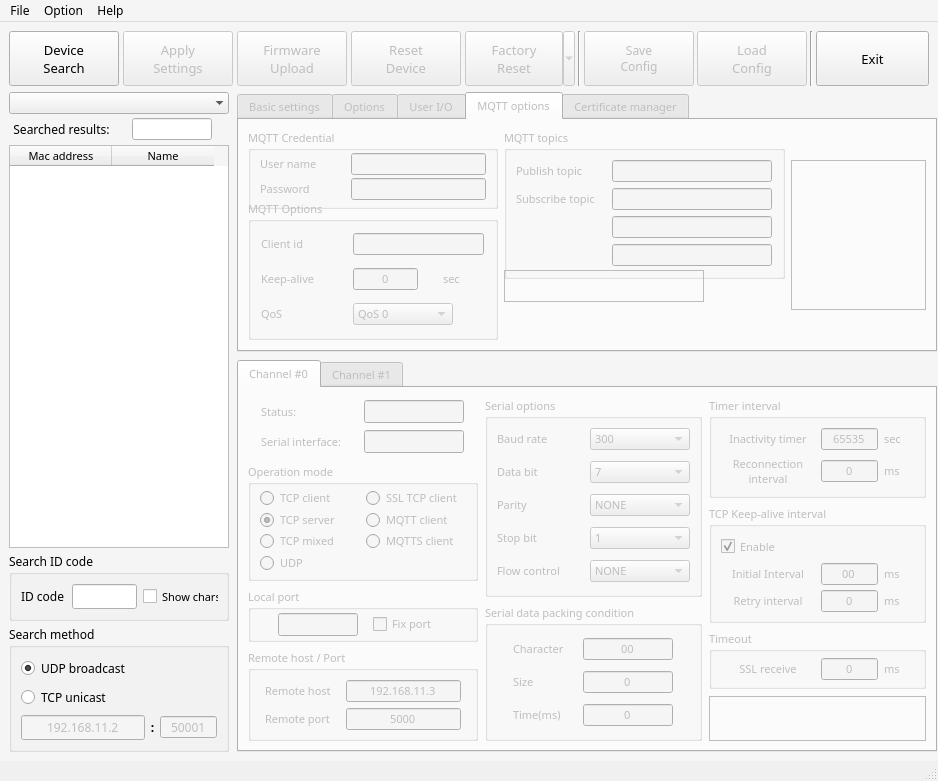
First picture: the form in gui/wizconfig_gui.ui, repository Wiznet/WIZnet-S2E-Tool-GUI, before the edit.
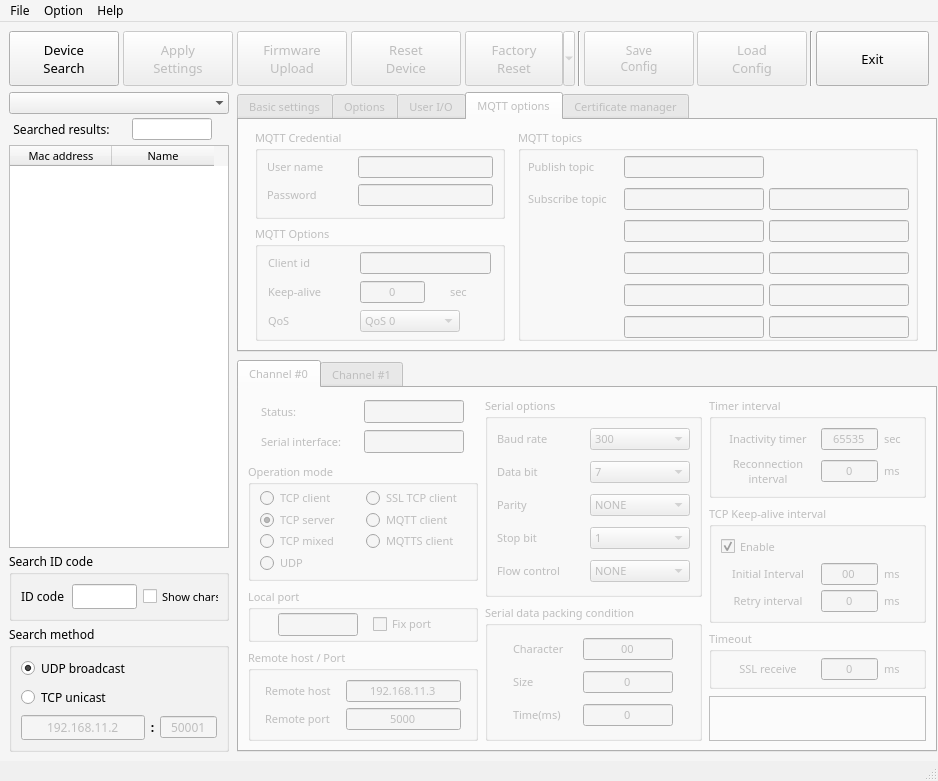
Second picture: the form after the edit. The open tabs and pages were chosen to show the change. Icons and pictures are not drawn.

The edit to the form file:
```diff
--- a/gui/wizconfig_gui.ui
+++ b/gui/wizconfig_gui.ui
@@ -7340,19 +7340,19 @@
              <attribute name="title">
               <string>MQTT options</string>
              </attribute>
-             <layout class="QGridLayout" name="gridLayout_29">
+             <layout class="QGridLayout" name="gridLayout_5">
               <item row="0" column="0">
                <widget class="QGroupBox" name="groupBox_3">
                 <property name="minimumSize">
                  <size>
                   <width>240</width>
-                  <height>80</height>
+                  <height>90</height>
                  </size>
                 </property>
                 <property name="maximumSize">
                  <size>
                   <width>250</width>
-                  <height>80</height>
+                  <height>90</height>
                  </size>
                 </property>
                 <property name="title">
@@ -7495,29 +7495,570 @@
                 </layout>
                </widget>
               </item>
-              <item row="0" column="2" rowspan="4">
-               <widget class="QFrame" name="frame_2">
+              <item row="0" column="1" rowspan="2">
+               <widget class="QGroupBox" name="groupBox_5">
                 <property name="minimumSize">
                  <size>
-                  <width>100</width>
+                  <width>281</width>
                   <height>150</height>
                  </size>
                 </property>
                 <property name="maximumSize">
                  <size>
-                  <width>200</width>
-                  <height>150</height>
+                  <width>400</width>
+                  <height>300</height>
                  </size>
                 </property>
-                <property name="frameShape">
-                 <enum>QFrame::StyledPanel</enum>
+                <property name="title">
+                 <string>MQTT topics</string>
                 </property>
-                <property name="frameShadow">
-                 <enum>QFrame::Raised</enum>
-                </property>
+                <widget class="QLabel" name="localip_label_4">
+                 <property name="geometry">
+                  <rect>
+                   <x>10</x>
+                   <y>27</y>
+                   <width>90</width>
+                   <height>22</height>
+                  </rect>
+                 </property>
+                 <property name="minimumSize">
+                  <size>
+                   <width>90</width>
+                   <height>22</height>
+                  </size>
+                 </property>
+                 <property name="maximumSize">
+                  <size>
+                   <width>90</width>
+                   <height>22</height>
+                  </size>
+                 </property>
+                 <property name="font">
+                  <font>
+                   <family>맑은 고딕</family>
+                   <pointsize>8</pointsize>
+                  </font>
+                 </property>
+                 <property name="text">
+                  <string>Publish topic</string>
+                 </property>
+                </widget>
+                <widget class="QLineEdit" name="lineedit_mqtt_pubtopic">
+                 <property name="geometry">
+                  <rect>
+                   <x>106</x>
+                   <y>27</y>
+                   <width>140</width>
+                   <height>22</height>
+                  </rect>
+                 </property>
+                 <property name="minimumSize">
+                  <size>
+                   <width>140</width>
+                   <height>22</height>
+                  </size>
+                 </property>
+                 <property name="maximumSize">
+                  <size>
+                   <width>160</width>
+                   <height>22</height>
+                  </size>
+                 </property>
+                 <property name="font">
+                  <font>
+                   <family>맑은 고딕</family>
+                   <pointsize>8</pointsize>
+                  </font>
+                 </property>
+                 <property name="toolTip">
+                  <string/>
+                 </property>
+                 <property name="text">
+                  <string/>
+                 </property>
+                 <property name="maxLength">
+                  <number>128</number>
+                 </property>
+                 <property name="frame">
+                  <bool>true</bool>
+                 </property>
+                 <property name="alignment">
+                  <set>Qt::AlignCenter</set>
+                 </property>
+                 <property name="placeholderText">
+                  <string/>
+                 </property>
+                </widget>
+                <widget class="QLabel" name="localip_label_5">
+                 <property name="geometry">
+                  <rect>
+                   <x>10</x>
+                   <y>59</y>
+                   <width>90</width>
+                   <height>22</height>
+                  </rect>
+                 </property>
+                 <property name="minimumSize">
+                  <size>
+                   <width>90</width>
+                   <height>22</height>
+                  </size>
+                 </property>
+                 <property name="maximumSize">
+                  <size>
+                   <width>90</width>
+                   <height>22</height>
+                  </size>
+                 </property>
+                 <property name="font">
+                  <font>
+                   <family>맑은 고딕</family>
+                   <pointsize>8</pointsize>
+                  </font>
+                 </property>
+                 <property name="text">
+                  <string>Subscribe topic</string>
+                 </property>
+                </widget>
+                <widget class="QLineEdit" name="lineedit_mqtt_subtopic_0">
+                 <property name="geometry">
+                  <rect>
+                   <x>106</x>
+                   <y>59</y>
+                   <width>140</width>
+                   <height>22</height>
+                  </rect>
+                 </property>
+                 <property name="minimumSize">
+                  <size>
+                   <width>140</width>
+                   <height>22</height>
+                  </size>
+                 </property>
+                 <property name="maximumSize">
+                  <size>
+                   <width>160</width>
+                   <height>22</height>
+                  </size>
+                 </property>
+                 <property name="font">
+                  <font>
+                   <family>맑은 고딕</family>
+                   <pointsize>8</pointsize>
+                  </font>
+                 </property>
+                 <property name="toolTip">
+                  <string/>
+                 </property>
+                 <property name="text">
+                  <string/>
+                 </property>
+                 <property name="maxLength">
+                  <number>128</number>
+                 </property>
+                 <property name="frame">
+                  <bool>true</bool>
+                 </property>
+                 <property name="alignment">
+                  <set>Qt::AlignCenter</set>
+                 </property>
+                 <property name="placeholderText">
+                  <string/>
+                 </property>
+                </widget>
+                <widget class="QLineEdit" name="lineedit_mqtt_subtopic_1">
+                 <property name="geometry">
+                  <rect>
+                   <x>251</x>
+                   <y>59</y>
+                   <width>140</width>
+                   <height>22</height>
+                  </rect>
+                 </property>
+                 <property name="minimumSize">
+                  <size>
+                   <width>140</width>
+                   <height>22</height>
+                  </size>
+                 </property>
+                 <property name="maximumSize">
+                  <size>
+                   <width>160</width>
+                   <height>22</height>
+                  </size>
+                 </property>
+                 <property name="font">
+                  <font>
+                   <family>맑은 고딕</family>
+                   <pointsize>8</pointsize>
+                  </font>
+                 </property>
+                 <property name="toolTip">
+                  <string/>
+                 </property>
+                 <property name="text">
+                  <string/>
+                 </property>
+                 <property name="maxLength">
+                  <number>128</number>
+                 </property>
+                 <property name="frame">
+                  <bool>true</bool>
+                 </property>
+                 <property name="alignment">
+                  <set>Qt::AlignCenter</set>
+                 </property>
+                 <property name="placeholderText">
+                  <string/>
+                 </property>
+                </widget>
+                <widget class="QLineEdit" name="lineedit_mqtt_subtopic_2">
+                 <property name="geometry">
+                  <rect>
+                   <x>106</x>
+                   <y>91</y>
+                   <width>140</width>
+                   <height>22</height>
+                  </rect>
+                 </property>
+                 <property name="minimumSize">
+                  <size>
+                   <width>140</width>
+                   <height>22</height>
+                  </size>
+                 </property>
+                 <property name="maximumSize">
+                  <size>
+                   <width>160</width>
+                   <height>22</height>
+                  </size>
+                 </property>
+                 <property name="font">
+                  <font>
+                   <family>맑은 고딕</family>
+                   <pointsize>8</pointsize>
+                  </font>
+                 </property>
+                 <property name="toolTip">
+                  <string/>
+                 </property>
+                 <property name="text">
+                  <string/>
+                 </property>
+                 <property name="maxLength">
+                  <number>128</number>
+                 </property>
+                 <property name="frame">
+                  <bool>true</bool>
+                 </property>
+                 <property name="alignment">
+                  <set>Qt::AlignCenter</set>
+                 </property>
+                </widget>
+                <widget class="QLineEdit" name="lineedit_mqtt_subtopic_3">
+                 <property name="geometry">
+                  <rect>
+                   <x>251</x>
+                   <y>91</y>
+                   <width>140</width>
+                   <height>22</height>
+                  </rect>
+                 </property>
+                 <property name="minimumSize">
+                  <size>
+                   <width>140</width>
+                   <height>22</height>
+                  </size>
+                 </property>
+                 <property name="maximumSize">
+                  <size>
+                   <width>160</width>
+                   <height>22</height>
+                  </size>
+                 </property>
+                 <property name="font">
+                  <font>
+                   <family>맑은 고딕</family>
+                   <pointsize>8</pointsize>
+                  </font>
+                 </property>
+                 <property name="toolTip">
+                  <string/>
+                 </property>
+                 <property name="text">
+                  <string/>
+                 </property>
+                 <property name="maxLength">
+                  <number>128</number>
+                 </property>
+                 <property name="frame">
+                  <bool>true</bool>
+                 </property>
+                 <property name="alignment">
+                  <set>Qt::AlignCenter</set>
+                 </property>
+                </widget>
+                <widget class="QLineEdit" name="lineedit_mqtt_subtopic_4">
+                 <property name="geometry">
+                  <rect>
+                   <x>106</x>
+                   <y>123</y>
+                   <width>140</width>
+                   <height>22</height>
+                  </rect>
+                 </property>
+                 <property name="minimumSize">
+                  <size>
+                   <width>140</width>
+                   <height>22</height>
+                  </size>
+                 </property>
+                 <property name="maximumSize">
+                  <size>
+                   <width>160</width>
+                   <height>22</height>
+                  </size>
+                 </property>
+                 <property name="font">
+                  <font>
+                   <family>맑은 고딕</family>
+                   <pointsize>8</pointsize>
+                  </font>
+                 </property>
+                 <property name="toolTip">
+                  <string/>
+                 </property>
+                 <property name="text">
+                  <string/>
+                 </property>
+                 <property name="maxLength">
+                  <number>128</number>
+                 </property>
+                 <property name="frame">
+                  <bool>true</bool>
+                 </property>
+                 <property name="alignment">
+                  <set>Qt::AlignCenter</set>
+                 </property>
+                </widget>
+                <widget class="QLineEdit" name="lineedit_mqtt_subtopic_5">
+                 <property name="geometry">
+                  <rect>
+                   <x>251</x>
+                   <y>123</y>
+                   <width>140</width>
+                   <height>22</height>
+                  </rect>
+                 </property>
+                 <property name="minimumSize">
+                  <size>
+                   <width>140</width>
+                   <height>22</height>
+                  </size>
+                 </property>
+                 <property name="maximumSize">
+                  <size>
+                   <width>160</width>
+                   <height>22</height>
+                  </size>
+                 </property>
+                 <property name="font">
+                  <font>
+                   <family>맑은 고딕</family>
+                   <pointsize>8</pointsize>
+                  </font>
+                 </property>
+                 <property name="toolTip">
+                  <string/>
+                 </property>
+                 <property name="text">
+                  <string/>
+                 </property>
+                 <property name="maxLength">
+                  <number>128</number>
+                 </property>
+                 <property name="frame">
+                  <bool>true</bool>
+                 </property>
+                 <property name="alignment">
+                  <set>Qt::AlignCenter</set>
+                 </property>
+                </widget>
+                <widget class="QLineEdit" name="lineedit_mqtt_subtopic_6">
+                 <property name="geometry">
+                  <rect>
+                   <x>106</x>
+                   <y>155</y>
+                   <width>140</width>
+                   <height>22</height>
+                  </rect>
+                 </property>
+                 <property name="minimumSize">
+                  <size>
+                   <width>140</width>
+                   <height>22</height>
+                  </size>
+                 </property>
+                 <property name="maximumSize">
+                  <size>
+                   <width>160</width>
+                   <height>22</height>
+                  </size>
+                 </property>
+                 <property name="font">
+                  <font>
+                   <family>맑은 고딕</family>
+                   <pointsize>8</pointsize>
+                  </font>
+                 </property>
+                 <property name="toolTip">
+                  <string/>
+                 </property>
+                 <property name="text">
+                  <string/>
+                 </property>
+                 <property name="maxLength">
+                  <number>128</number>
+                 </property>
+                 <property name="frame">
+                  <bool>true</bool>
+                 </property>
+                 <property name="alignment">
+                  <set>Qt::AlignCenter</set>
+                 </property>
+                </widget>
+                <widget class="QLineEdit" name="lineedit_mqtt_subtopic_7">
+                 <property name="geometry">
+                  <rect>
+                   <x>251</x>
+                   <y>155</y>
+                   <width>140</width>
+                   <height>22</height>
+                  </rect>
+                 </property>
+                 <property name="minimumSize">
+                  <size>
+                   <width>140</width>
+                   <height>22</height>
+                  </size>
+                 </property>
+                 <property name="maximumSize">
+                  <size>
+                   <width>160</width>
+                   <height>22</height>
+                  </size>
+                 </property>
+                 <property name="font">
+                  <font>
+                   <family>맑은 고딕</family>
+                   <pointsize>8</pointsize>
+                  </font>
+                 </property>
+                 <property name="toolTip">
+                  <string/>
+                 </property>
+                 <property name="text">
+                  <string/>
+                 </property>
+                 <property name="maxLength">
+                  <number>128</number>
+                 </property>
+                 <property name="frame">
+                  <bool>true</bool>
+                 </property>
+                 <property name="alignment">
+                  <set>Qt::AlignCenter</set>
+                 </property>
+                </widget>
+                <widget class="QLineEdit" name="lineedit_mqtt_subtopic_8">
+                 <property name="geometry">
+                  <rect>
+                   <x>106</x>
+                   <y>187</y>
+                   <width>140</width>
+                   <height>22</height>
+                  </rect>
+                 </property>
+                 <property name="minimumSize">
+                  <size>
+                   <width>140</width>
+                   <height>22</height>
+                  </size>
+                 </property>
+                 <property name="maximumSize">
+                  <size>
+                   <width>160</width>
+                   <height>22</height>
+                  </size>
+                 </property>
+                 <property name="font">
+                  <font>
+                   <family>맑은 고딕</family>
+                   <pointsize>8</pointsize>
+                  </font>
+                 </property>
+                 <property name="toolTip">
+                  <string/>
+                 </property>
+                 <property name="text">
+                  <string/>
+                 </property>
+                 <property name="maxLength">
+                  <number>128</number>
+                 </property>
+                 <property name="frame">
+                  <bool>true</bool>
+                 </property>
+                 <property name="alignment">
+                  <set>Qt::AlignCenter</set>
+                 </property>
+                </widget>
+                <widget class="QLineEdit" name="lineedit_mqtt_subtopic_9">
+                 <property name="geometry">
+                  <rect>
+                   <x>251</x>
+                   <y>187</y>
+                   <width>140</width>
+                   <height>22</height>
+                  </rect>
+                 </property>
+                 <property name="minimumSize">
+                  <size>
+                   <width>140</width>
+                   <height>22</height>
+                  </size>
+                 </property>
+                 <property name="maximumSize">
+                  <size>
+                   <width>160</width>
+                   <height>22</height>
+                  </size>
+                 </property>
+                 <property name="font">
+                  <font>
+                   <family>맑은 고딕</family>
+                   <pointsize>8</pointsize>
+                  </font>
+                 </property>
+                 <property name="toolTip">
+                  <string/>
+                 </property>
+                 <property name="text">
+                  <string/>
+                 </property>
+                 <property name="maxLength">
+                  <number>128</number>
+                 </property>
+                 <property name="frame">
+                  <bool>true</bool>
+                 </property>
+                 <property name="alignment">
+                  <set>Qt::AlignCenter</set>
+                 </property>
+                </widget>
                </widget>
               </item>
-              <item row="1" column="0" rowspan="3">
+              <item row="1" column="0">
                <widget class="QGroupBox" name="groupBox_8">
                 <property name="minimumSize">
                  <size>
@@ -7534,7 +8075,7 @@
                 <property name="title">
                  <string>MQTT Options</string>
                 </property>
-                <layout class="QGridLayout" name="gridLayout_49" rowminimumheight="0,0,0">
+                <layout class="QGridLayout" name="gridLayout_49">
                  <property name="topMargin">
                   <number>2</number>
                  </property>
@@ -7544,8 +8085,51 @@
                  <property name="verticalSpacing">
                   <number>4</number>
                  </property>
-                 <item row="0" column="0">
-                  <widget class="QLabel" name="label_mqtt_clientid">
+                 <item row="2" column="1" colspan="2">
+                  <widget class="QComboBox" name="combobox_mqtt_qos">
+                   <property name="minimumSize">
+                    <size>
+                     <width>100</width>
+                     <height>22</height>
+                    </size>
+                   </property>
+                   <property name="maximumSize">
+                    <size>
+                     <width>100</width>
+                     <height>22</height>
+                    </size>
+                   </property>
+                   <property name="font">
+                    <font>
+                     <family>맑은 고딕</family>
+                     <pointsize>8</pointsize>
+                    </font>
+                   </property>
+                   <property name="currentText">
+                    <string>QoS 0</string>
+                   </property>
+                   <property name="sizeAdjustPolicy">
+                    <enum>QComboBox::AdjustToContents</enum>
+                   </property>
+                   <item>
+                    <property name="text">
+                     <string>QoS 0</string>
+                    </property>
+                   </item>
+                   <item>
+                    <property name="text">
+                     <string>QoS 1</string>
+                    </property>
+                   </item>
+                   <item>
+                    <property name="text">
+                     <string>QoS 2</string>
+                    </property>
+                   </item>
+                  </widget>
+                 </item>
+                 <item row="2" column="0">
+                  <widget class="QLabel" name="label_mqtt_qos">
                    <property name="minimumSize">
                     <size>
                      <width>85</width>
@@ -7565,7 +8149,7 @@
                     </font>
                    </property>
                    <property name="text">
-                    <string>Client id</string>
+                    <string>QoS</string>
                    </property>
                   </widget>
                  </item>
@@ -7690,8 +8274,8 @@
                    </property>
                   </widget>
                  </item>
-                 <item row="2" column="0">
-                  <widget class="QLabel" name="label_mqtt_qos">
+                 <item row="0" column="0">
+                  <widget class="QLabel" name="label_mqtt_clientid">
                    <property name="minimumSize">
                     <size>
                      <width>85</width>
@@ -7711,297 +8295,13 @@
                     </font>
                    </property>
                    <property name="text">
-                    <string>QoS</string>
+                    <string>Client id</string>
                    </property>
                   </widget>
                  </item>
-                 <item row="2" column="1" colspan="2">
-                  <widget class="QComboBox" name="combobox_mqtt_qos">
-                   <property name="minimumSize">
-                    <size>
-                     <width>100</width>
-                     <height>22</height>
-                    </size>
-                   </property>
-                   <property name="maximumSize">
-                    <size>
-                     <width>100</width>
-                     <height>22</height>
-                    </size>
-                   </property>
-                   <property name="font">
-                    <font>
-                     <family>맑은 고딕</family>
-                     <pointsize>8</pointsize>
-                    </font>
-                   </property>
-                   <property name="currentText">
-                    <string>QoS 0</string>
-                   </property>
-                   <property name="sizeAdjustPolicy">
-                    <enum>QComboBox::AdjustToContents</enum>
-                   </property>
-                   <item>
-                    <property name="text">
-                     <string>QoS 0</string>
-                    </property>
-                   </item>
-                   <item>
-                    <property name="text">
-                     <string>QoS 1</string>
-                    </property>
-                   </item>
-                   <item>
-                    <property name="text">
-                     <string>QoS 2</string>
-                    </property>
-                   </item>
-                  </widget>
-                 </item>
                 </layout>
                </widget>
               </item>
-              <item row="0" column="1" rowspan="2">
-               <widget class="QGroupBox" name="groupBox_5">
-                <property name="minimumSize">
-                 <size>
-                  <width>281</width>
-                  <height>150</height>
-                 </size>
-                </property>
-                <property name="maximumSize">
-                 <size>
-                  <width>281</width>
-                  <height>160</height>
-                 </size>
-                </property>
-                <property name="title">
-                 <string>MQTT topics</string>
-                </property>
-                <layout class="QGridLayout" name="gridLayout_5">
-                 <item row="0" column="0">
-                  <widget class="QLabel" name="localip_label_4">
-                   <property name="minimumSize">
-                    <size>
-                     <width>90</width>
-                     <height>22</height>
-                    </size>
-                   </property>
-                   <property name="maximumSize">
-                    <size>
-                     <width>90</width>
-                     <height>22</height>
-                    </size>
-                   </property>
-                   <property name="font">
-                    <font>
-                     <family>맑은 고딕</family>
-                     <pointsize>8</pointsize>
-                    </font>
-                   </property>
-                   <property name="text">
-                    <string>Publish topic</string>
-                   </property>
-                  </widget>
-                 </item>
-                 <item row="0" column="1">
-                  <widget class="QLineEdit" name="lineedit_mqtt_pubtopic">
-                   <property name="minimumSize">
-                    <size>
-                     <width>140</width>
-                     <height>22</height>
-                    </size>
-                   </property>
-                   <property name="maximumSize">
-                    <size>
-                     <width>160</width>
-                     <height>22</height>
-                    </size>
-                   </property>
-                   <property name="font">
-                    <font>
-                     <family>맑은 고딕</family>
-                     <pointsize>8</pointsize>
-                    </font>
-                   </property>
-                   <property name="toolTip">
-                    <string/>
-                   </property>
-                   <property name="text">
-                    <string/>
-                   </property>
-                   <property name="maxLength">
-                    <number>128</number>
-                   </property>
-                   <property name="frame">
-                    <bool>true</bool>
-                   </property>
-                   <property name="alignment">
-                    <set>Qt::AlignCenter</set>
-                   </property>
-                  </widget>
-                 </item>
-                 <item row="1" column="0">
-                  <widget class="QLabel" name="localip_label_5">
-                   <property name="minimumSize">
-                    <size>
-                     <width>90</width>
-                     <height>22</height>
-                    </size>
-                   </property>
-                   <property name="maximumSize">
-                    <size>
-                     <width>90</width>
-                     <height>22</height>
-                    </size>
-                   </property>
-                   <property name="font">
-                    <font>
-                     <family>맑은 고딕</family>
-                     <pointsize>8</pointsize>
-                    </font>
-                   </property>
-                   <property name="text">
-                    <string>Subscribe topic</string>
-                   </property>
-                  </widget>
-                 </item>
-                 <item row="1" column="1">
-                  <widget class="QLineEdit" name="lineedit_mqtt_subtopic_0">
-                   <property name="minimumSize">
-                    <size>
-                     <width>140</width>
-                     <height>22</height>
-                    </size>
-                   </property>
-                   <property name="maximumSize">
-                    <size>
-                     <width>160</width>
-                     <height>22</height>
-                    </size>
-                   </property>
-                   <property name="font">
-                    <font>
-                     <family>맑은 고딕</family>
-                     <pointsize>8</pointsize>
-                    </font>
-                   </property>
-                   <property name="toolTip">
-                    <string/>
-                   </property>
-                   <property name="text">
-                    <string/>
-                   </property>
-                   <property name="maxLength">
-                    <number>128</number>
-                   </property>
-                   <property name="frame">
-                    <bool>true</bool>
-                   </property>
-                   <property name="alignment">
-                    <set>Qt::AlignCenter</set>
-                   </property>
-                  </widget>
-                 </item>
-                 <item row="2" column="1">
-                  <widget class="QLineEdit" name="lineedit_mqtt_subtopic_1">
-                   <property name="minimumSize">
-                    <size>
-                     <width>140</width>
-                     <height>22</height>
-                    </size>
-                   </property>
-                   <property name="maximumSize">
-                    <size>
-                     <width>160</width>
-                     <height>22</height>
-                    </size>
-                   </property>
-                   <property name="font">
-                    <font>
-                     <family>맑은 고딕</family>
-                     <pointsize>8</pointsize>
-                    </font>
-                   </property>
-                   <property name="toolTip">
-                    <string/>
-                   </property>
-                   <property name="text">
-                    <string/>
-                   </property>
-                   <property name="maxLength">
-                    <number>128</number>
-                   </property>
-                   <property name="frame">
-                    <bool>true</bool>
-                   </property>
-                   <property name="alignment">
-                    <set>Qt::AlignCenter</set>
-                   </property>
-                  </widget>
-                 </item>
-                 <item row="3" column="1">
-                  <widget class="QLineEdit" name="lineedit_mqtt_subtopic_2">
-                   <property name="minimumSize">
-                    <size>
-                     <width>140</width>
-                     <height>22</height>
-                    </size>
-                   </property>
-                   <property name="maximumSize">
-                    <size>
-                     <width>160</width>
-                     <height>22</height>
-                    </size>
-                   </property>
-                   <property name="font">
-                    <font>
-                     <family>맑은 고딕</family>
-                     <pointsize>8</pointsize>
-                    </font>
-                   </property>
-                   <property name="toolTip">
-                    <string/>
-                   </property>
-                   <property name="text">
-                    <string/>
-                   </property>
-                   <property name="maxLength">
-                    <number>128</number>
-                   </property>
-                   <property name="frame">
-                    <bool>true</bool>
-                   </property>
-                   <property name="alignment">
-                    <set>Qt::AlignCenter</set>
-                   </property>
-                  </widget>
-                 </item>
-                </layout>
-               </widget>
-              </item>
-              <item row="2" column="1">
-               <widget class="QFrame" name="frame_3">
-                <property name="minimumSize">
-                 <size>
-                  <width>200</width>
-                  <height>30</height>
-                 </size>
-                </property>
-                <property name="maximumSize">
-                 <size>
-                  <width>200</width>
-                  <height>100</height>
-                 </size>
-                </property>
-                <property name="frameShape">
-                 <enum>QFrame::StyledPanel</enum>
-                </property>
-                <property name="frameShadow">
-                 <enum>QFrame::Raised</enum>
-                </property>
-               </widget>
-              </item>
              </layout>
             </widget>
             <widget class="QWidget" name="certificate_tab">
```
Left out of the diff: 18 changed lines with no effect on the pictures.
